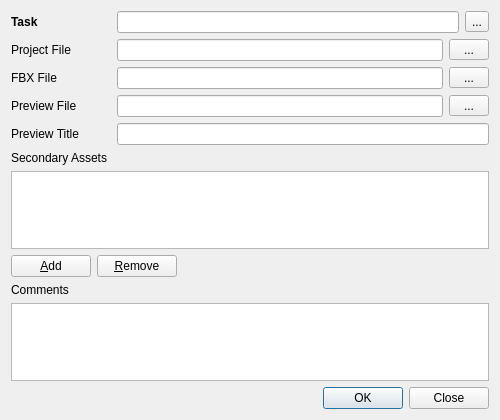
Old version of the form module/wildchildanimation/gui/forms/maya/publish_dialog.ui in the repository dearyangyu/swing.
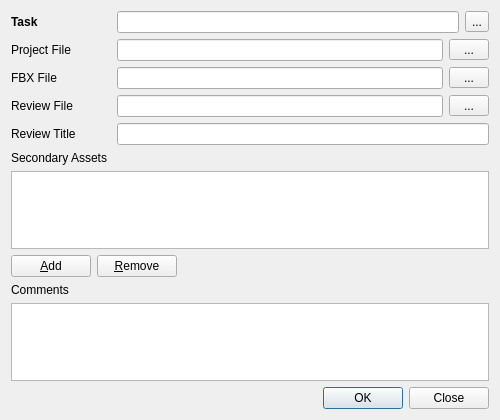
New version of the form.

What changed in the file:
```diff
--- a/module/wildchildanimation/gui/forms/maya/publish_dialog.ui
+++ b/module/wildchildanimation/gui/forms/maya/publish_dialog.ui
@@ -142,7 +142,7 @@
           </size>
          </property>
          <property name="text">
-          <string>Preview File</string>
+          <string>Review File</string>
          </property>
         </widget>
        </item>
@@ -181,7 +181,7 @@
           </size>
          </property>
          <property name="text">
-          <string>Preview Title</string>
+          <string>Review Title</string>
          </property>
         </widget>
        </item>
```
